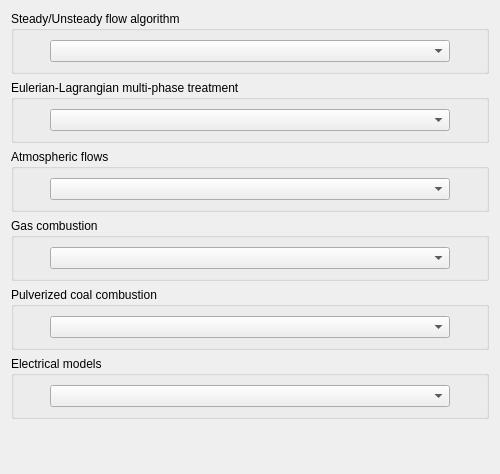
The window that gui/Pages/AnalysisFeaturesForm.ui (code-saturne/code_saturne) describes before a commit, drawn with Qt 5.
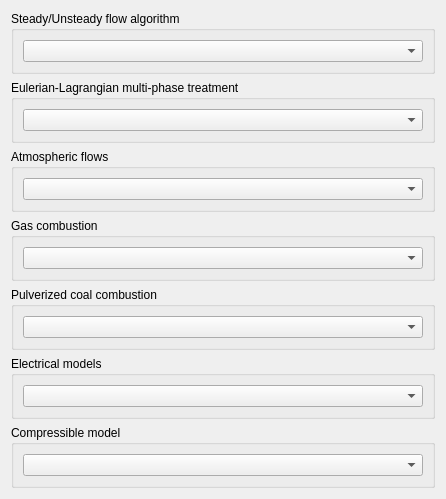
The same window after the commit.

Commit message: add compressible algorithm in GUI

What changed in the file:
```diff
--- a/gui/Pages/AnalysisFeaturesForm.ui
+++ b/gui/Pages/AnalysisFeaturesForm.ui
@@ -1,21 +1,21 @@
 <ui version="4.0" >
  <class>AnalysisFeaturesForm</class>
- <widget class="QWidget" name="AnalysisFeaturesForm" >
-  <property name="geometry" >
+ <widget class="QWidget" name="AnalysisFeaturesForm">
+  <property name="geometry">
    <rect>
     <x>0</x>
     <y>0</y>
-    <width>500</width>
-    <height>474</height>
+    <width>436</width>
+    <height>498</height>
    </rect>
   </property>
   <property name="windowTitle" >
    <string>Form</string>
   </property>
-  <layout class="QGridLayout" name="gridLayout" >
-   <item row="0" column="0" >
-    <widget class="QGroupBox" name="groupBoxSteadyFlow" >
-     <property name="title" >
+  <layout class="QGridLayout" name="gridLayout_2">
+   <item row="0" column="0">
+    <widget class="QGroupBox" name="groupBoxSteadyFlow">
+     <property name="title">
       <string>Steady/Unsteady flow algorithm</string>
      </property>
      <layout class="QGridLayout" >
@@ -68,9 +68,9 @@
      </layout>
     </widget>
    </item>
-   <item row="1" column="0" >
-    <widget class="QGroupBox" name="groupBoxMultiphase" >
-     <property name="title" >
+   <item row="1" column="0">
+    <widget class="QGroupBox" name="groupBoxMultiphase">
+     <property name="title">
       <string>Eulerian-Lagrangian multi-phase treatment</string>
      </property>
      <layout class="QGridLayout" >
@@ -123,9 +123,9 @@
      </layout>
     </widget>
    </item>
-   <item row="2" column="0" >
-    <widget class="QGroupBox" name="Atmosphericflows" >
-     <property name="title" >
+   <item row="2" column="0">
+    <widget class="QGroupBox" name="Atmosphericflows">
+     <property name="title">
       <string>Atmospheric flows</string>
      </property>
      <layout class="QHBoxLayout" name="horizontalLayout_4" >
@@ -172,9 +172,9 @@
      </layout>
     </widget>
    </item>
-   <item row="3" column="0" >
-    <widget class="QGroupBox" name="groupBoxGasCombustion" >
-     <property name="title" >
+   <item row="3" column="0">
+    <widget class="QGroupBox" name="groupBoxGasCombustion">
+     <property name="title">
       <string>Gas combustion</string>
      </property>
      <layout class="QGridLayout" >
@@ -227,9 +227,9 @@
      </layout>
     </widget>
    </item>
-   <item row="4" column="0" >
-    <widget class="QGroupBox" name="groupBoxCoalCombustion" >
-     <property name="title" >
+   <item row="4" column="0">
+    <widget class="QGroupBox" name="groupBoxCoalCombustion">
+     <property name="title">
       <string>Pulverized coal combustion</string>
      </property>
      <layout class="QGridLayout" >
@@ -282,9 +282,9 @@
      </layout>
     </widget>
    </item>
-   <item row="5" column="0" >
-    <widget class="QGroupBox" name="groupBoxElectricalModels" >
-     <property name="title" >
+   <item row="5" column="0">
+    <widget class="QGroupBox" name="groupBoxElectricalModels">
+     <property name="title">
       <string>Electrical models</string>
      </property>
      <layout class="QGridLayout" >
@@ -337,12 +337,73 @@
      </layout>
     </widget>
    </item>
-   <item row="6" column="0" >
+   <item row="6" column="0">
+    <widget class="QGroupBox" name="groupBoxCompressible">
+     <property name="title">
+      <string>Compressible model</string>
+     </property>
+     <layout class="QGridLayout" name="gridLayout">
+      <item row="0" column="0">
+       <layout class="QHBoxLayout" name="horizontalLayout">
+        <item>
+         <spacer>
+          <property name="orientation">
+           <enum>Qt::Horizontal</enum>
+          </property>
+          <property name="sizeHint" stdset="0">
+           <size>
+            <width>16</width>
+            <height>22</height>
+           </size>
+          </property>
+         </spacer>
+        </item>
+        <item>
+         <widget class="QComboBox" name="comboBoxCompressible">
+          <property name="minimumSize">
+           <size>
+            <width>400</width>
+            <height>0</height>
+           </size>
+          </property>
+          <property name="sizeIncrement">
+           <size>
+            <width>0</width>
+            <height>0</height>
+           </size>
+          </property>
+          <property name="toolTip">
+           <string>Code_Saturne key word: ICOMPF</string>
+          </property>
+          <property name="statusTip">
+           <string>Select the combustion modelling</string>
+          </property>
+         </widget>
+        </item>
+        <item>
+         <spacer>
+          <property name="orientation">
+           <enum>Qt::Horizontal</enum>
+          </property>
+          <property name="sizeHint" stdset="0">
+           <size>
+            <width>17</width>
+            <height>22</height>
+           </size>
+          </property>
+         </spacer>
+        </item>
+       </layout>
+      </item>
+     </layout>
+    </widget>
+   </item>
+   <item row="7" column="0">
     <spacer>
-     <property name="orientation" >
+     <property name="orientation">
       <enum>Qt::Vertical</enum>
      </property>
-     <property name="sizeHint" stdset="0" >
+     <property name="sizeHint" stdset="0">
       <size>
        <width>20</width>
        <height>16</height>
```
Left out of the diff: 135 changed lines with no effect on the pictures. The commit also changes 30 other files.
